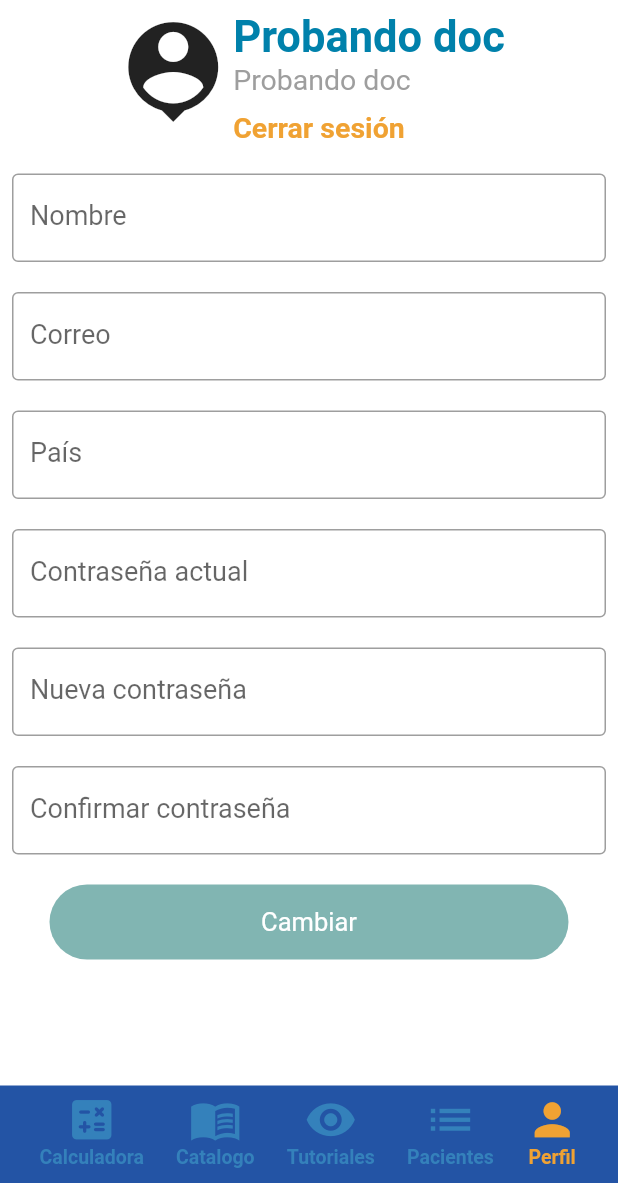
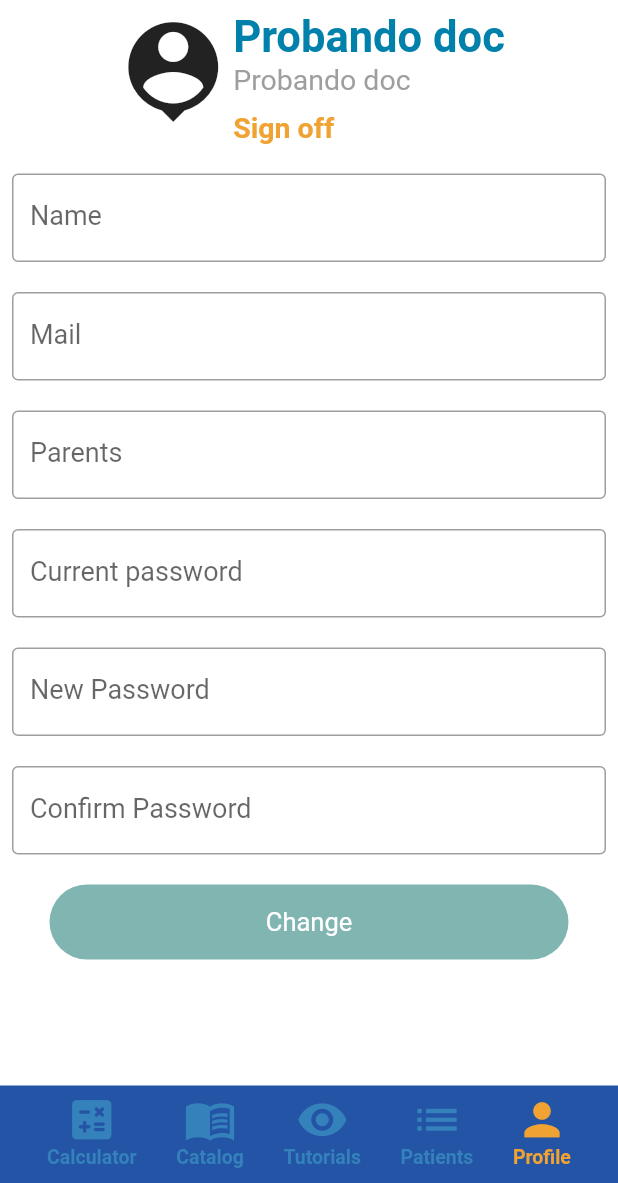
Before and after one commit to gibranvs/EasyAdaptFlutter, a Flutter app: the Layout screen opened by its route, item 5 of the bottom bar chosen, on a phone screen of 412 x 824 dp, the part 53-1236 px from its top. Run offline on Flutter 3.47's test engine with Material 2 defaults, Android fonts, the phone set to English and light mode, and no system bars.

Commit message:
Finished internazionalitation layouts pages

```diff
--- a/lib/i18n/strings.i18n.json
+++ b/lib/i18n/strings.i18n.json
@@ -2,32 +2,51 @@
   "TitleTermsScreen": "Terms and Conditions",
   "alertBottomSubtitleHomeScreen": "Privacy notice number:",
   "alertBottomTitleHomeScreen": "Notice of Privacy",
+  "buttonAddPatient": "Add",
   "buttonRegisterScreen": "Create Account",
+  "buttonTitleProfilePage": "Change",
   "calculatorTitleHomeScreen": "Calculator",
   "card1HomeScreen": "CALCULATORS",
   "card2HomeScreen": "CATALOGS",
   "card3HomeScreen": "TUTORIALS",
   "dontHaveAccountSubtitleHomeScreen": "here",
   "dontHaveAccountTitleHomeScreen": "Don't have an account? Create one ",
+  "hintLastEmailAddPatient": "Email",
+  "hintLastNameAddPatient": "Surnames",
+  "hintNameAddPatient": "Name",
+  "hintPhoneAddPatient": "Telephone",
+  "hintTextConfirmPasswordProfilePage": "Confirm Password",
   "hintTextConfirmPasswordRegisterScreen": "confirm password",
+  "hintTextCountryProfilePage": "Parents",
   "hintTextCountryRegisterScreen": "Parents",
+  "hintTextEmailProfilePage": "Mail",
   "hintTextEmailRegisterScreen": "E-mail",
+  "hintTextNameProfilePage": "Name",
   "hintTextNameRegisterScreen": "Full name",
+  "hintTextNewPasswordProfilePage": "New Password",
+  "hintTextPasswordProfilePage": "Current password",
   "hintTextPasswordRegisterScreen": "Password",
+  "hintTextPatientsPage": "Search by name",
   "login": {
     "fail": "Logged in failed",
     "success": "Logged in successfully"
   },
   "loginTitleHomeScreen": "Log in",
   "savePasswordLoginScreen": "Remember password",
+  "singOffTitleProfilePage": "Sign off",
   "subtitleAcceptRegisterScreen": "terms and Conditions",
   "subtitleHomeScreen": "Welcome to the tool that optimizes your adaptation",
   "subtitleLoginScreen": "Hello, enter your information",
   "subtitleWelcomeRegisterScreen": "Create your account in one step, enter your data",
   "titleAcceptRegisterScreen": "I agree",
+  "titleAddPatient": "New patient",
   "titleAppBarRegisterScreen": "Create an account",
   "titleButtonLoginScreen": "Start",
+  "titleCatalogPage": "Catalog",
   "titleHomeScreen": "Hello,",
   "titleLoginScreen": "Log in",
+  "titlePatientsPage": "Patients",
+  "titleProfilePage": "Profile",
+  "titleTutorialesPage": "Tutorials",
   "titleWelcomeRegisterScreen": "WELCOME!"
 }
--- a/lib/ui/pages/catalogo/catalog.dart
+++ b/lib/ui/pages/catalogo/catalog.dart
@@ -1,6 +1,7 @@
 import 'package:easy_adapt/ui/widgets/appbar_with_logos.dart';
 import 'package:easy_adapt/ui/widgets/appbar_with_text_and_logos.dart';
 import 'package:flutter/material.dart';
+import '/../i18n/strings.g.dart';
 
 class CatalogPage extends StatefulWidget {
   CatalogPage({Key? key}) : super(key: key);
@@ -18,7 +19,7 @@ class _CatalogPageState extends State<CatalogPage> {
         mainAxisAlignment: MainAxisAlignment.start,
         crossAxisAlignment: CrossAxisAlignment.start,
         children: [
-          getAppBarWithTextAndLogos('Catálogos'),
+          getAppBarWithTextAndLogos(t.titleCatalogPage),
           SizedBox(
             height: 15,
           ),
--- a/lib/ui/pages/layout/layout.dart
+++ b/lib/ui/pages/layout/layout.dart
@@ -6,6 +6,7 @@ import 'package:easy_adapt/ui/pages/tutoriales.dart';
 import 'package:easy_adapt/ui/widgets/appbar_with_logos.dart';
 import 'package:flutter/cupertino.dart';
 import 'package:flutter/material.dart';
+import '/../i18n/strings.g.dart';
 
 class Layout extends StatefulWidget {
   var t;
@@ -19,7 +20,7 @@ class _LayoutState extends State<Layout> {
   int _selectedIndex = 2;
   static const TextStyle optionStyle =
       TextStyle(fontSize: 30, fontWeight: FontWeight.bold);
-  static List<Widget> _widgetOptions = <Widget>[
+  List<Widget> _widgetOptions = <Widget>[
     CalcInitialPage(),
     CatalogPage(),
     TutorialesPage(),
@@ -29,6 +30,8 @@ class _LayoutState extends State<Layout> {
 
   @override
   Widget build(BuildContext context) {
+    final translation = Translations.of(context);
+
     return Scaffold(
       backgroundColor: Colors.white,
       body: SafeArea(
@@ -90,12 +93,14 @@ class _LayoutState extends State<Layout> {
                   child: Row(
                     mainAxisAlignment: MainAxisAlignment.spaceEvenly,
                     children: [
-                      model_bottom(0, 'Calculadora', Icons.calculate_rounded),
-                      model_bottom(1, 'Catalogo', Icons.menu_book_sharp),
+                      model_bottom(0, t.calculatorTitleHomeScreen,
+                          Icons.calculate_rounded),
                       model_bottom(
-                          2, 'Tutoriales', Icons.remove_red_eye_rounded),
-                      model_bottom(3, 'Pacientes', Icons.list),
-                      model_bottom(4, 'Perfil', Icons.person)
+                          1, t.titleCatalogPage, Icons.menu_book_sharp),
+                      model_bottom(2, t.titleTutorialesPage,
+                          Icons.remove_red_eye_rounded),
+                      model_bottom(3, t.titlePatientsPage, Icons.list),
+                      model_bottom(4, t.titleProfilePage, Icons.person)
                     ],
                   ),
                 ),
--- a/lib/ui/pages/pacientes/patients_layout_page.dart
+++ b/lib/ui/pages/pacientes/patients_layout_page.dart
@@ -1,6 +1,7 @@
 import 'package:easy_adapt/ui/widgets/appbar_with_logos.dart';
 import 'package:easy_adapt/ui/widgets/text_field_model-square.dart';
 import 'package:flutter/material.dart';
+import '/../i18n/strings.g.dart';
 
 class PatientsLayoutPage extends StatefulWidget {
   PatientsLayoutPage({Key? key}) : super(key: key);
@@ -25,7 +26,7 @@ class _PatientsLayoutPageState extends State<PatientsLayoutPage> {
                 child: Container(
                   width: 250,
                   height: 40,
-                  child: getTextFieldModelSquare('Buscar por nombre....'),
+                  child: getTextFieldModelSquare(t.hintTextPatientsPage),
                 ),
               ),
               SizedBox(
--- a/lib/ui/pages/perfil/perfil.dart
+++ b/lib/ui/pages/perfil/perfil.dart
@@ -1,6 +1,7 @@
 import 'package:easy_adapt/ui/widgets/appbar_with_logo.dart';
 import 'package:easy_adapt/ui/widgets/text_field_model-square.dart';
 import 'package:flutter/material.dart';
+import '/../i18n/strings.g.dart';
 
 class PerfilPage extends StatefulWidget {
   PerfilPage({Key? key}) : super(key: key);
@@ -52,7 +53,7 @@ class _PerfilPageState extends State<PerfilPage> {
                           Navigator.pushNamed(context, '/initial');
                         },
                         child: Text(
-                          "Cerrar sesión",
+                          t.singOffTitleProfilePage,
                           style: TextStyle(
                               fontSize: 19,
                               fontWeight: FontWeight.bold,
@@ -67,27 +68,27 @@ class _PerfilPageState extends State<PerfilPage> {
             SizedBox(
               height: 20,
             ),
-            getTextFieldModelSquare('Nombre'),
+            getTextFieldModelSquare(t.hintTextNameProfilePage),
             SizedBox(
               height: 20,
             ),
-            getTextFieldModelSquare('Correo'),
+            getTextFieldModelSquare(t.hintTextEmailProfilePage),
             SizedBox(
               height: 20,
             ),
-            getTextFieldModelSquare('País'),
+            getTextFieldModelSquare(t.hintTextCountryProfilePage),
             SizedBox(
               height: 20,
             ),
-            getTextFieldModelSquare('Contraseña actual'),
+            getTextFieldModelSquare(t.hintTextPasswordProfilePage),
             SizedBox(
               height: 20,
             ),
-            getTextFieldModelSquare('Nueva contraseña'),
+            getTextFieldModelSquare(t.hintTextNewPasswordProfilePage),
             SizedBox(
               height: 20,
             ),
-            getTextFieldModelSquare('Confirmar contraseña'),
+            getTextFieldModelSquare(t.hintTextConfirmPasswordProfilePage),
             SizedBox(
               height: 20,
             ),
@@ -104,7 +105,7 @@ class _PerfilPageState extends State<PerfilPage> {
                         borderRadius: BorderRadius.all(Radius.circular(25))),
                     child: Center(
                       child: Text(
-                        'Cambiar',
+                        t.buttonTitleProfilePage,
                         style: TextStyle(color: Colors.white, fontSize: 17),
                       ),
                     ),
--- a/lib/ui/pages/tutoriales.dart
+++ b/lib/ui/pages/tutoriales.dart
@@ -1,5 +1,6 @@
 import 'package:easy_adapt/ui/widgets/appbar_with_logos.dart';
 import 'package:flutter/material.dart';
+import '../../i18n/strings.g.dart';
 
 class TutorialesPage extends StatefulWidget {
   TutorialesPage({Key? key}) : super(key: key);
@@ -11,6 +12,8 @@ class TutorialesPage extends StatefulWidget {
 class _TutorialesPageState extends State<TutorialesPage> {
   @override
   Widget build(BuildContext context) {
+    final translation = Translations.of(context);
+
     return Container(
       width: double.infinity,
       child: SingleChildScrollView(
@@ -22,7 +25,7 @@ class _TutorialesPageState extends State<TutorialesPage> {
             Padding(
               padding: const EdgeInsets.only(left: 30),
               child: Text(
-                "Tutoriales",
+                t.titleTutorialesPage,
                 style: TextStyle(
                     fontSize: 29,
                     fontWeight: FontWeight.bold,
```
Also changed, not shown: lib/i18n/strings_es.i18n.json (+19 -0 lines), lib/i18n/strings_pt.i18n.json (+19 -0 lines), lib/ui/pages/pacientes/add_patients.dart (+16 -12 lines), lib/i18n/strings.g.dart.
